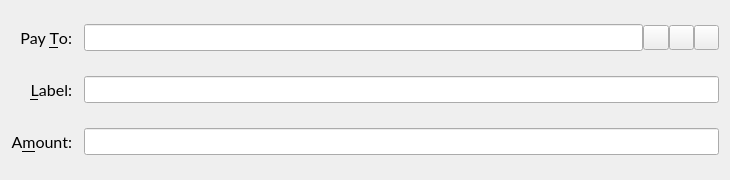
VeriConomy/vericoin, file src/qt/forms/sendcoinsentry.ui: the form before one commit.
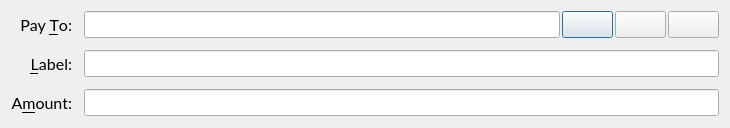
The form after the commit. Icons and pictures are not drawn. Custom widgets are drawn as their Qt base class.

The edit to the form file:
```diff
--- a/src/qt/forms/sendcoinsentry.ui
+++ b/src/qt/forms/sendcoinsentry.ui
@@ -1,7 +1,7 @@
 <?xml version="1.0" encoding="UTF-8"?>
 <ui version="4.0">
  <class>SendCoinsEntry</class>
- <widget class="QFrame" name="SendCoinsEntry">
+ <widget class="QDialog" name="SendCoinsEntry">
   <property name="geometry">
    <rect>
     <x>0</x>
@@ -18,37 +18,16 @@
   <property name="windowTitle">
    <string>Form</string>
   </property>
-  <property name="frameShape">
-   <enum>QFrame::NoFrame</enum>
-  </property>
-  <property name="frameShadow">
-   <enum>QFrame::Sunken</enum>
-  </property>
   <layout class="QGridLayout" name="gridLayout">
+   <property name="sizeConstraint">
+    <enum>QLayout::SetMinAndMaxSize</enum>
+   </property>
    <property name="bottomMargin">
     <number>12</number>
    </property>
    <property name="spacing">
     <number>12</number>
    </property>
-   <item row="5" column="0">
-    <widget class="QLabel" name="label">
-     <property name="font">
-      <font>
-       <family>Lato</family>
-      </font>
-     </property>
-     <property name="text">
-      <string>A&amp;mount:</string>
-     </property>
-     <property name="alignment">
-      <set>Qt::AlignRight|Qt::AlignTrailing|Qt::AlignVCenter</set>
-     </property>
-     <property name="buddy">
-      <cstring>payAmount</cstring>
-     </property>
-    </widget>
-   </item>
    <item row="3" column="0">
     <widget class="QLabel" name="label_2">
      <property name="font">
@@ -67,9 +46,6 @@
      </property>
     </widget>
    </item>
-   <item row="5" column="1">
-    <widget class="BitcoinAmountField" name="payAmount"/>
-   </item>
    <item row="4" column="1">
     <layout class="QHBoxLayout" name="horizontalLayout_2">
      <property name="spacing">
@@ -108,7 +84,7 @@
    <item row="3" column="1">
     <layout class="QHBoxLayout" name="payToLayout">
      <property name="spacing">
-      <number>0</number>
+      <number>2</number>
      </property>
      <item>
       <widget class="QValidatedLineEdit" name="payTo">
@@ -121,11 +97,17 @@
       </widget>
      </item>
      <item>
-      <widget class="QToolButton" name="addressBookButton">
+      <widget class="QPushButton" name="addressBookButton">
+       <property name="sizePolicy">
+        <sizepolicy hsizetype="Fixed" vsizetype="Fixed">
+         <horstretch>0</horstretch>
+         <verstretch>0</verstretch>
+        </sizepolicy>
+       </property>
        <property name="minimumSize">
         <size>
-         <width>25</width>
-         <height>25</height>
+         <width>38</width>
+         <height>27</height>
         </size>
        </property>
        <property name="toolTip">
@@ -150,11 +132,17 @@
       </widget>
      </item>
      <item>
-      <widget class="QToolButton" name="pasteButton">
+      <widget class="QPushButton" name="pasteButton">
+       <property name="sizePolicy">
+        <sizepolicy hsizetype="Fixed" vsizetype="Fixed">
+         <horstretch>0</horstretch>
+         <verstretch>0</verstretch>
+        </sizepolicy>
+       </property>
        <property name="minimumSize">
         <size>
-         <width>25</width>
-         <height>25</height>
+         <width>38</width>
+         <height>27</height>
         </size>
        </property>
        <property name="toolTip">
@@ -179,11 +167,17 @@
       </widget>
      </item>
      <item>
-      <widget class="QToolButton" name="deleteButton">
+      <widget class="QPushButton" name="deleteButton">
+       <property name="sizePolicy">
+        <sizepolicy hsizetype="Fixed" vsizetype="Fixed">
+         <horstretch>0</horstretch>
+         <verstretch>0</verstretch>
+        </sizepolicy>
+       </property>
        <property name="minimumSize">
         <size>
-         <width>25</width>
-         <height>25</height>
+         <width>38</width>
+         <height>27</height>
         </size>
        </property>
        <property name="toolTip">
@@ -206,6 +200,31 @@
      </item>
     </layout>
    </item>
+   <item row="5" column="1">
+    <layout class="QHBoxLayout" name="horizontalLayout">
+     <item>
+      <widget class="BitcoinAmountField" name="payAmount"/>
+     </item>
+    </layout>
+   </item>
+   <item row="5" column="0">
+    <widget class="QLabel" name="label">
+     <property name="font">
+      <font>
+       <family>Lato</family>
+      </font>
+     </property>
+     <property name="text">
+      <string>A&amp;mount:</string>
+     </property>
+     <property name="alignment">
+      <set>Qt::AlignRight|Qt::AlignTrailing|Qt::AlignVCenter</set>
+     </property>
+     <property name="buddy">
+      <cstring>payAmount</cstring>
+     </property>
+    </widget>
+   </item>
   </layout>
  </widget>
  <customwidgets>
```
